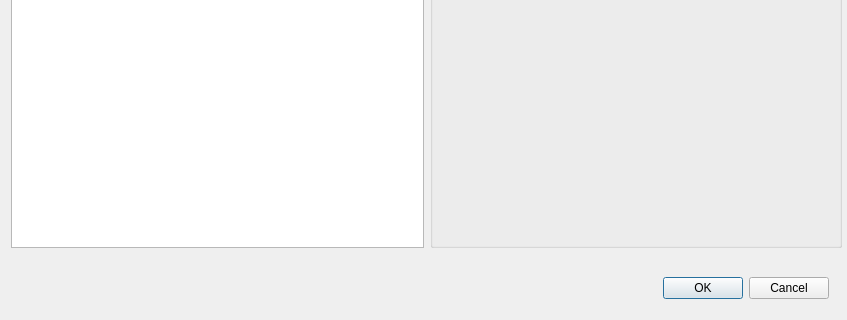
This is SIM-VICUS/src/SVExternalSupplySelectionDialog.ui in ghorwin/SIM-VICUS as Qt 5 draws it before an edit; both pictures show x 0 to 847 and y 284 to 604 of the 847 by 604 pixel window. The edited form follows.
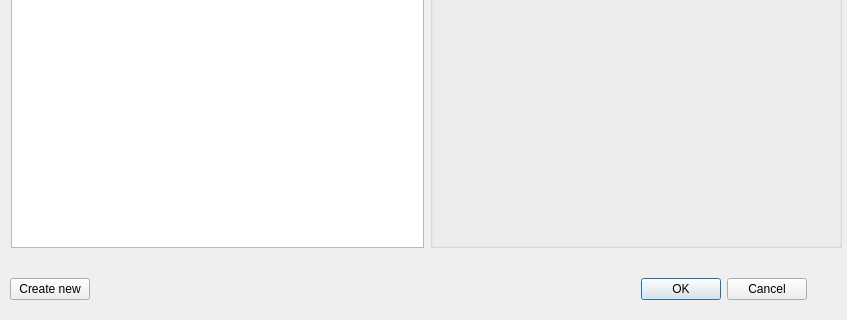
This is the edited form.

Commit message: Some fixes in external supply parametrization. Added editing of existing networks.

Patch:
```diff
--- a/SIM-VICUS/src/SVExternalSupplySelectionDialog.ui
+++ b/SIM-VICUS/src/SVExternalSupplySelectionDialog.ui
@@ -13,22 +13,6 @@
   <property name="windowTitle">
    <string>Select supply</string>
   </property>
-  <widget class="QDialogButtonBox" name="buttonBox">
-   <property name="geometry">
-    <rect>
-     <x>640</x>
-     <y>560</y>
-     <width>189</width>
-     <height>25</height>
-    </rect>
-   </property>
-   <property name="orientation">
-    <enum>Qt::Horizontal</enum>
-   </property>
-   <property name="standardButtons">
-    <set>QDialogButtonBox::Cancel|QDialogButtonBox::Ok</set>
-   </property>
-  </widget>
   <widget class="QWidget" name="layoutWidget">
    <property name="geometry">
     <rect>
@@ -197,6 +181,48 @@
     </item>
    </layout>
   </widget>
+  <widget class="QWidget" name="">
+   <property name="geometry">
+    <rect>
+     <x>10</x>
+     <y>560</y>
+     <width>797</width>
+     <height>27</height>
+    </rect>
+   </property>
+   <layout class="QGridLayout" name="gridLayout_3">
+    <item row="0" column="0">
+     <widget class="QPushButton" name="pushButtonCreateNew">
+      <property name="text">
+       <string>Create new</string>
+      </property>
+     </widget>
+    </item>
+    <item row="0" column="2">
+     <widget class="QDialogButtonBox" name="buttonBox">
+      <property name="orientation">
+       <enum>Qt::Horizontal</enum>
+      </property>
+      <property name="standardButtons">
+       <set>QDialogButtonBox::Cancel|QDialogButtonBox::Ok</set>
+      </property>
+     </widget>
+    </item>
+    <item row="0" column="1">
+     <spacer name="horizontalSpacer">
+      <property name="orientation">
+       <enum>Qt::Horizontal</enum>
+      </property>
+      <property name="sizeHint" stdset="0">
+       <size>
+        <width>508</width>
+        <height>20</height>
+       </size>
+      </property>
+     </spacer>
+    </item>
+   </layout>
+  </widget>
  </widget>
  <resources/>
  <connections>
```
The commit also changes 5 other files.
